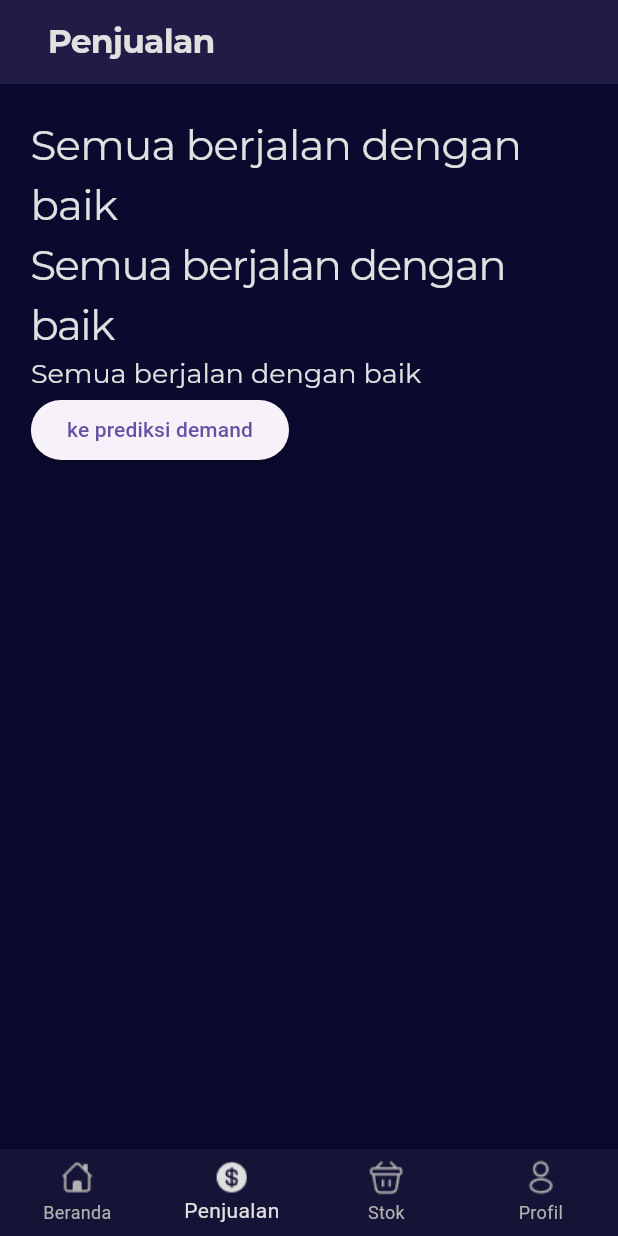
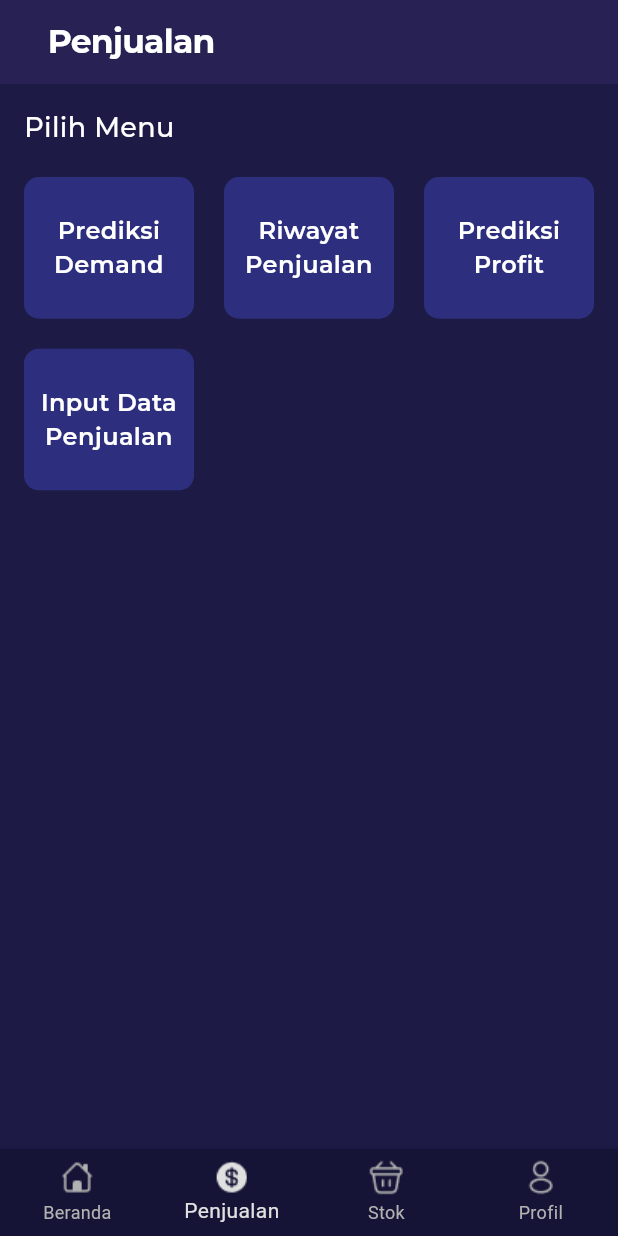
Before and after one commit to Bizniz-Corp/BizGrow-Mobile, a Flutter app: the screen it shows after launch, item 2 of the bottom bar chosen, on a phone screen of 412 x 824 dp. Run offline on Flutter 3.47's test engine with Material 3 defaults, Android fonts, the phone set to English and light mode, and no system bars; our stand-ins replace google_fonts.

Commit message:
Update penjualan_screen.dart

```diff
--- a/bizgrow_mobile_frontend/lib/screens/penjualan/penjualan_screen.dart
+++ b/bizgrow_mobile_frontend/lib/screens/penjualan/penjualan_screen.dart
@@ -1,53 +1,108 @@
-import 'package:bizgrow_mobile_frontend/themes/colors.dart';
 import 'package:flutter/material.dart';
 import 'package:google_fonts/google_fonts.dart';
-import 'package:bizgrow_mobile_frontend/themes/theme.dart';
-import 'package:bizgrow_mobile_frontend/themes/text_styles.dart';
-import 'package:bizgrow_mobile_frontend/screens/penjualan/prediksi_demand_screen.dart';
 import 'package:bizgrow_mobile_frontend/widgets/navbar.dart';
+import 'package:bizgrow_mobile_frontend/screens/penjualan/input_data_penjualan.dart'; // Pastikan ini diimpor
 
-class PenjualanScreen extends StatelessWidget{
+class PenjualanScreen extends StatelessWidget {
   @override
   Widget build(BuildContext context) {
     return Scaffold(
       appBar: AppBar(
-        title: Text('Penjualan'),
+        title: Text(
+          'Penjualan',
+          style: GoogleFonts.montserrat(
+            fontSize: 22,
+            fontWeight: FontWeight.bold,
+            color: Colors.white,
+          ),
+        ),
+        backgroundColor: Color(0xFF1D1B46), // Warna biru tua dari gambar
       ),
       body: Container(
-        margin: EdgeInsets.all(BizGrowTheme.getMargin(context)),
+        color: Color(0xFF1D1B46), // Latar belakang warna biru tua
+        padding: EdgeInsets.all(16),
         child: Column(
           crossAxisAlignment: CrossAxisAlignment.start,
           children: [
             Text(
-              'Semua berjalan dengan baik',
-              style: GoogleFonts.montserrat(fontSize: 28, color: Monochrome.whiteDarkMode,
-              letterSpacing: -0.5
+              'Pilih Menu',
+              style: GoogleFonts.montserrat(
+                fontSize: 18,
+                color: Colors.white,
+                fontWeight: FontWeight.w500,
               ),
             ),
-            Text(
-              'Semua berjalan dengan baik',
-              style: GoogleFonts.montserrat(fontSize: 28, color: Monochrome.whiteDarkMode,
-              letterSpacing: -1
+            SizedBox(height: 20),
+            Expanded(
+              child: GridView.count(
+                crossAxisCount: 3,
+                mainAxisSpacing: 20,
+                crossAxisSpacing: 20,
+                childAspectRatio: 1.2, // Mengatur tinggi kotak agar lebih besar
+                children: [
+                  buildMenuButton(
+                    context,
+                    'Prediksi Demand',
+                    () {
+                      // Navigasi ke halaman Prediksi Demand
+                    },
                   ),
+                  buildMenuButton(
+                    context,
+                    'Riwayat Penjualan',
+                    () {
+                      // Navigasi ke halaman Riwayat Penjualan
+                    },
                   ),
-            Text(
-              'Semua berjalan dengan baik',
-              style: Regular.large.withColor(Monochrome.whiteDarkMode),
+                  buildMenuButton(
+                    context,
+                    'Prediksi Profit',
+                    () {
+                      // Navigasi ke halaman Prediksi Profit
+                    },
                   ),
-            ElevatedButton(
-              onPressed: (){
-                Navigator.pushReplacement(
+                  buildMenuButton(
+                    context,
+                    'Input Data Penjualan',
+                    () {
+                      Navigator.push(
                         context,
                         MaterialPageRoute(
-                    builder: (context) => PrediksiDemandScreen(),
+                          builder: (context) => InputDataPenjualanScreen(),
                         ),
                       );
                     },
-              child: Text("ke prediksi demand"))
+                  ),
+                ],
+              ),
+            ),
           ],
         ),
       ),
       bottomNavigationBar: MainNavigator(selectedIndex: 1),
     );
   }
+
+  Widget buildMenuButton(BuildContext context, String title, VoidCallback onTap) {
+    return GestureDetector(
+      onTap: onTap,
+      child: Container(
+        decoration: BoxDecoration(
+          color: Color(0xFF2D2F7E), // Warna biru dari kotak menu
+          borderRadius: BorderRadius.circular(10),
+        ),
+        child: Center(
+          child: Text(
+            title,
+            textAlign: TextAlign.center,
+            style: GoogleFonts.montserrat(
+              fontSize: 16,
+              color: Colors.white,
+              fontWeight: FontWeight.w600,
+            ),
+          ),
+        ),
+      ),
+    );
   }
+}
```
Lines whose indentation alone changed are shown as unchanged.
